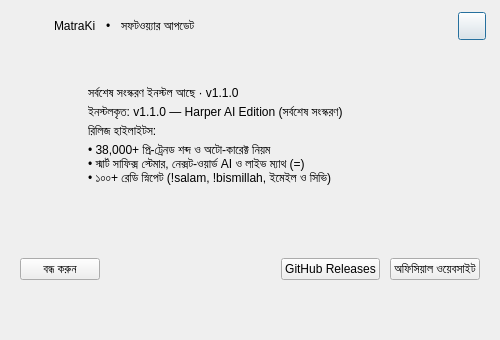
This is src/frontend/UpdateDialog.ui in sojibcreates-maker/MatraKi-Keyboard as Qt 5 draws it before an edit. The edited form follows.
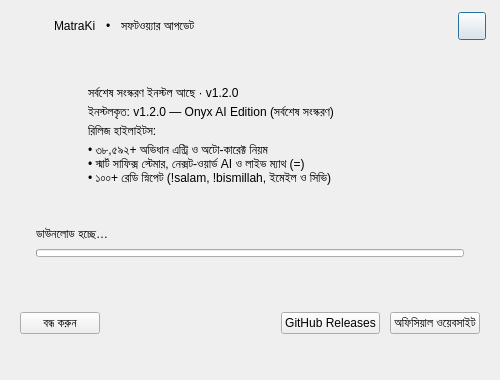
This is the edited form.

Commit message:
feat(release): release MatraKi v1.2.0 with Onyx Design System
- Full Onyx interface redesign across TopBar, menus, and all dialogs
- Vector icon set (MatraKiIcons) and ivory/brass brand mark (MatraKiLogo)
- Edge-to-edge frameless window chrome with custom title drag handles
- One-click in-app updater with live download progress and auto-restart
- Updated website and screenshots to match the Onyx palette
- Bumped version to 1.2.0 across feeds, docs, and application binaries

Diff of the .ui file:
```diff
--- a/src/frontend/UpdateDialog.ui
+++ b/src/frontend/UpdateDialog.ui
@@ -7,19 +7,19 @@
     <x>0</x>
     <y>0</y>
     <width>500</width>
-    <height>340</height>
+    <height>380</height>
    </rect>
   </property>
   <property name="minimumSize">
    <size>
     <width>480</width>
-    <height>330</height>
+    <height>360</height>
    </size>
   </property>
   <property name="maximumSize">
    <size>
     <width>560</width>
-    <height>400</height>
+    <height>460</height>
    </size>
   </property>
   <property name="windowTitle">
@@ -233,14 +233,14 @@
               <item>
                <widget class="QLabel" name="lblHeadline">
                 <property name="text">
-                 <string>সর্বশেষ সংস্করণ ইনস্টল আছে · v1.1.0</string>
+                 <string>সর্বশেষ সংস্করণ ইনস্টল আছে · v1.2.0</string>
                 </property>
                </widget>
               </item>
               <item>
                <widget class="QLabel" name="lblVersionLine">
                 <property name="text">
-                 <string>ইনস্টলকৃত: v1.1.0 — Harper AI Edition (সর্বশেষ সংস্করণ)</string>
+                 <string>ইনস্টলকৃত: v1.2.0 — Onyx AI Edition (সর্বশেষ সংস্করণ)</string>
                 </property>
                </widget>
               </item>
@@ -254,7 +254,7 @@
               <item>
                <widget class="QLabel" name="lblHighlightsBody">
                 <property name="text">
-                 <string>• 38,000+ প্রি-ট্রেনড শব্দ ও অটো-কারেক্ট নিয়ম
+                 <string>• ৩৮,৫৯২+ অভিধান এন্ট্রি ও অটো-কারেক্ট নিয়ম
 • স্মার্ট সাফিক্স স্টেমার, নেক্সট-ওয়ার্ড AI ও লাইভ ম্যাথ (=)
 • ১০০+ রেডি স্নিপেট (!salam, !bismillah, ইমেইল ও সিভি)</string>
                 </property>
@@ -268,6 +268,62 @@
            </layout>
           </widget>
          </item>
+         <item>
+          <widget class="QFrame" name="progressCard">
+           <property name="visible">
+            <bool>false</bool>
+           </property>
+           <layout class="QVBoxLayout" name="progressLayout">
+            <property name="spacing">
+             <number>8</number>
+            </property>
+            <property name="leftMargin">
+             <number>16</number>
+            </property>
+            <property name="topMargin">
+             <number>12</number>
+            </property>
+            <property name="rightMargin">
+             <number>16</number>
+            </property>
+            <property name="bottomMargin">
+             <number>12</number>
+            </property>
+            <item>
+             <widget class="QLabel" name="lblProgress">
+              <property name="text">
+               <string>ডাউনলোড হচ্ছে…</string>
+              </property>
+              <property name="wordWrap">
+               <bool>true</bool>
+              </property>
+             </widget>
+            </item>
+            <item>
+             <widget class="QProgressBar" name="progressBar">
+              <property name="minimumSize">
+               <size>
+                <width>0</width>
+                <height>8</height>
+               </size>
+              </property>
+              <property name="maximumSize">
+               <size>
+                <width>16777215</width>
+                <height>8</height>
+               </size>
+              </property>
+              <property name="value">
+               <number>0</number>
+              </property>
+              <property name="textVisible">
+               <bool>false</bool>
+              </property>
+             </widget>
+            </item>
+           </layout>
+          </widget>
+         </item>
         </layout>
        </widget>
       </item>
```
The commit also changes 73 other files.
